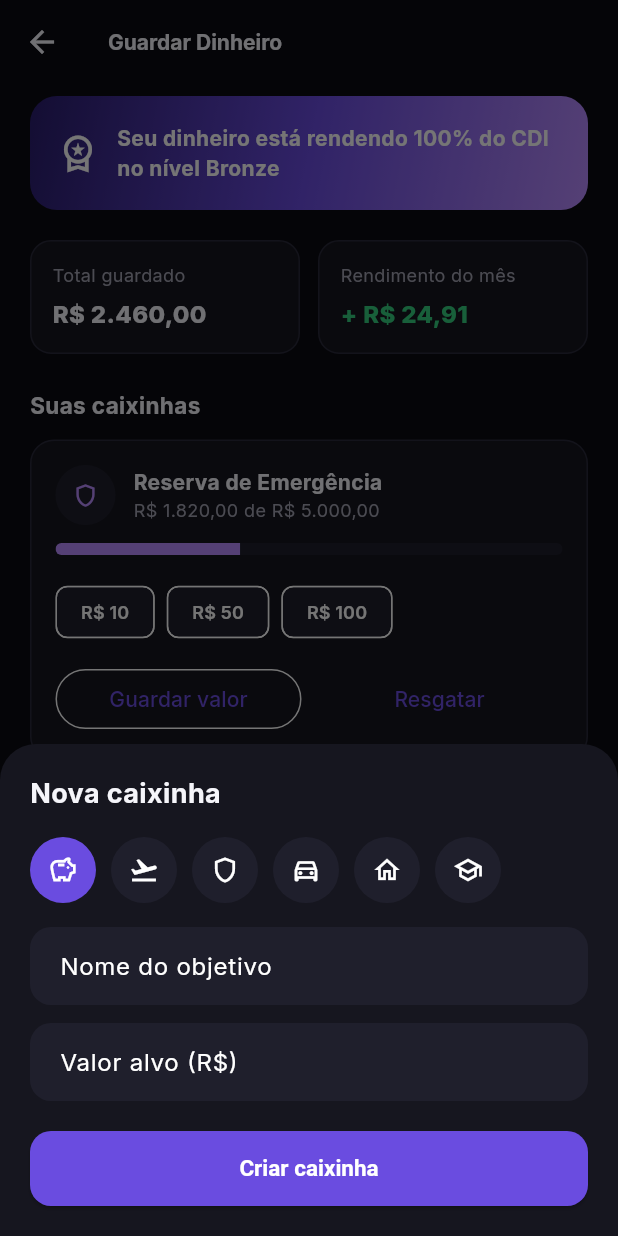
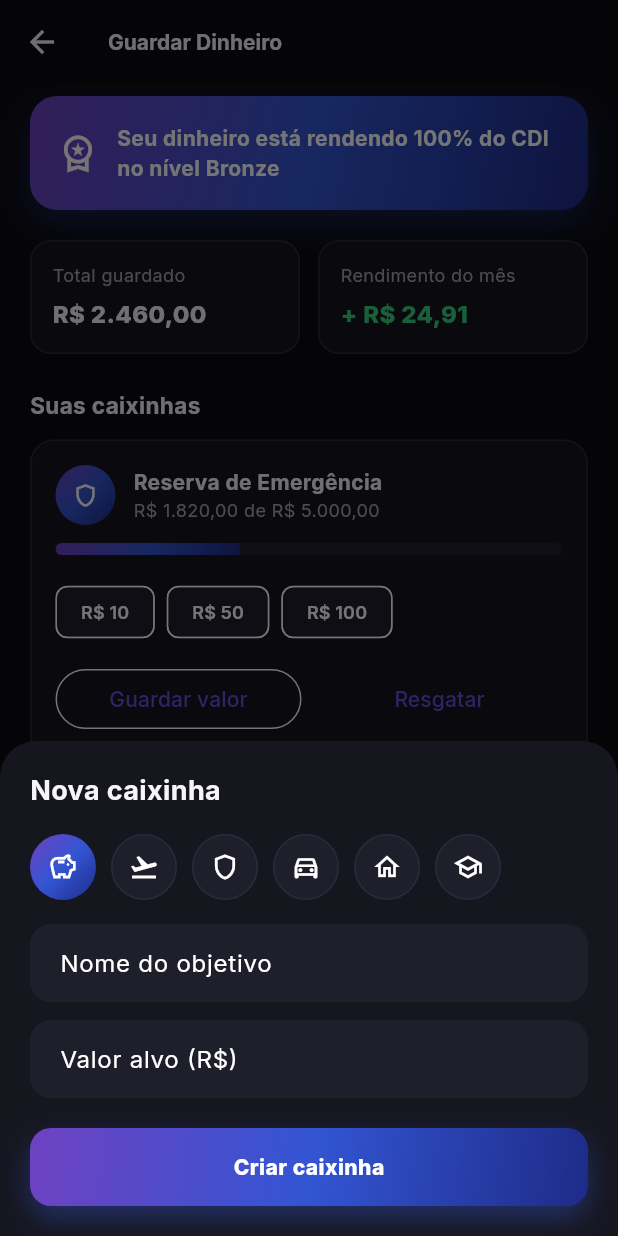
Before and after one commit to camposdevs/S3_Bank_flutter, a Flutter app: the SavingsScreen screen opened directly, after a tap on "Nova caixinha", on a phone screen of 412 x 824 dp. Run offline on Flutter 3.47's test engine with Material 3 defaults, Android fonts, the phone set to English and light mode, and no system bars; our stand-ins replace google_fonts, qr_flutter.

```diff
--- a/lib/screens/pix/pix_screen.dart
+++ b/lib/screens/pix/pix_screen.dart
@@ -5,6 +5,7 @@ import 'package:provider/provider.dart';
 import 'package:qr_flutter/qr_flutter.dart';
 import '../../core/pix_payload_generator.dart';
 import '../../core/theme/app_colors.dart';
+import '../../widgets/gradient_button.dart';
 import '../../providers/pix_keys_provider.dart';
 import '../../providers/wallet_provider.dart';
 import '../../widgets/transaction_tile.dart';
--- a/lib/screens/savings/savings_screen.dart
+++ b/lib/screens/savings/savings_screen.dart
@@ -7,6 +7,7 @@ import '../../models/user_tier.dart';
 import '../../providers/savings_provider.dart';
 import '../../providers/user_provider.dart';
 import '../../providers/wallet_provider.dart';
+import '../../widgets/gradient_button.dart';
 
 class SavingsScreen extends StatelessWidget {
   const SavingsScreen({super.key});
@@ -23,6 +24,7 @@ class SavingsScreen extends StatelessWidget {
         onPressed: () => _showCreateGoalModal(context),
         icon: const Icon(Icons.add),
         label: const Text('Nova caixinha'),
+        backgroundColor: AppColors.loginBlueMid,
       ),
       body: SafeArea(
         child: ListView(
@@ -32,8 +34,15 @@ class SavingsScreen extends StatelessWidget {
             Container(
               padding: const EdgeInsets.all(18),
               decoration: BoxDecoration(
-                gradient: AppColors.accentGradient,
+                gradient: AppColors.loginGradient,
                 borderRadius: BorderRadius.circular(18),
+                boxShadow: [
+                  BoxShadow(
+                    color: AppColors.loginBlueMid.withOpacity(0.3),
+                    blurRadius: 18,
+                    offset: const Offset(0, 8),
+                  ),
+                ],
               ),
               child: Row(
                 children: [
@@ -144,11 +153,17 @@ class SavingsScreen extends StatelessWidget {
                         final selected = icon == selectedIcon;
                         return GestureDetector(
                           onTap: () => setState(() => selectedIcon = icon),
-                          child: CircleAvatar(
-                            radius: 22,
-                            backgroundColor: selected
-                                ? AppColors.accent
-                                : AppColors.surfaceElevated,
+                          child: Container(
+                            width: 44,
+                            height: 44,
+                            decoration: BoxDecoration(
+                              gradient: selected ? AppColors.loginGradient : null,
+                              color: selected ? null : AppColors.surfaceElevated,
+                              shape: BoxShape.circle,
+                              border: selected
+                                  ? null
+                                  : Border.all(color: AppColors.border),
+                            ),
                             child: Icon(icon, color: Colors.white, size: 20),
                           ),
                         );
@@ -173,10 +188,9 @@ class SavingsScreen extends StatelessWidget {
                       },
                     ),
                     const SizedBox(height: 20),
-                    SizedBox(
-                      width: double.infinity,
-                      child: ElevatedButton(
-                        onPressed: () {
+                    GradientButton(
+                      label: 'Criar caixinha',
+                      onTap: () {
                         if (!formKey.currentState!.validate()) return;
                         savings.createGoal(
                           name: nameController.text.trim(),
@@ -186,8 +200,6 @@ class SavingsScreen extends StatelessWidget {
                         );
                         Navigator.of(ctx).pop();
                       },
-                        child: const Text('Criar caixinha'),
-                      ),
                     ),
                   ],
                 ),
@@ -257,10 +269,14 @@ class _GoalCard extends StatelessWidget {
         children: [
           Row(
             children: [
-              CircleAvatar(
-                radius: 20,
-                backgroundColor: AppColors.surfaceElevated,
-                child: Icon(goal.icon, color: AppColors.accentLight, size: 18),
+              Container(
+                width: 40,
+                height: 40,
+                decoration: const BoxDecoration(
+                  gradient: AppColors.loginGradient,
+                  shape: BoxShape.circle,
+                ),
+                child: Icon(goal.icon, color: Colors.white, size: 18),
               ),
               const SizedBox(width: 12),
               Expanded(
@@ -281,11 +297,17 @@ class _GoalCard extends StatelessWidget {
           const SizedBox(height: 12),
           ClipRRect(
             borderRadius: BorderRadius.circular(999),
-            child: LinearProgressIndicator(
-              value: goal.progress,
-              minHeight: 8,
-              backgroundColor: AppColors.surfaceElevated,
-              valueColor: const AlwaysStoppedAnimation(AppColors.accentLight),
+            child: Stack(
+              children: [
+                Container(height: 8, color: AppColors.surfaceElevated),
+                FractionallySizedBox(
+                  widthFactor: goal.progress.clamp(0.0, 1.0),
+                  child: Container(
+                    height: 8,
+                    decoration: const BoxDecoration(gradient: AppColors.loginGradient),
+                  ),
+                ),
+              ],
             ),
           ),
           const SizedBox(height: 14),
@@ -388,17 +410,14 @@ class _GoalCard extends StatelessWidget {
                   },
                 ),
                 const SizedBox(height: 20),
-                SizedBox(
-                  width: double.infinity,
-                  child: ElevatedButton(
-                    onPressed: () {
+                GradientButton(
+                  label: 'Confirmar',
+                  onTap: () {
                     if (!formKey.currentState!.validate()) return;
                     final amount = double.parse(controller.text.replaceAll(',', '.'));
                     Navigator.of(ctx).pop();
                     _deposit(context, goal, amount);
                   },
-                    child: const Text('Confirmar'),
-                  ),
                 ),
               ],
             ),
@@ -450,18 +469,15 @@ class _GoalCard extends StatelessWidget {
                   },
                 ),
                 const SizedBox(height: 20),
-                SizedBox(
-                  width: double.infinity,
-                  child: ElevatedButton(
-                    onPressed: () {
+                GradientButton(
+                  label: 'Confirmar resgate',
+                  onTap: () {
                     if (!formKey.currentState!.validate()) return;
                     final amount = double.parse(controller.text.replaceAll(',', '.'));
                     final actual = savings.withdraw(goal.id, amount);
                     wallet.creditFromSavings(actual, goalName: goal.name);
                     Navigator.of(ctx).pop();
                   },
-                    child: const Text('Confirmar resgate'),
-                  ),
                 ),
               ],
             ),
--- /dev/null
+++ b/lib/widgets/gradient_button.dart
@@ -0,0 +1,51 @@
+import 'package:flutter/material.dart';
+import '../core/theme/app_colors.dart';
+
+/// Botão de ação principal com o gradiente da marca — mesmo padrão do
+/// botão "ENTRAR" da tela de login. Compartilhado entre Pix, Guardar
+/// Dinheiro e qualquer outra confirmação importante do app, pra manter
+/// a mesma linguagem visual em todo lugar.
+class GradientButton extends StatelessWidget {
+  final String label;
+  final VoidCallback? onTap;
+
+  const GradientButton({super.key, required this.label, required this.onTap});
+
+  @override
+  Widget build(BuildContext context) {
+    return SizedBox(
+      width: double.infinity,
+      height: 52,
+      child: Container(
+        decoration: BoxDecoration(
+          borderRadius: BorderRadius.circular(14),
+          gradient: AppColors.loginGradient,
+          boxShadow: [
+            BoxShadow(
+              color: AppColors.loginBlueMid.withOpacity(0.4),
+              blurRadius: 16,
+              offset: const Offset(0, 8),
+            ),
+          ],
+        ),
+        child: Material(
+          color: Colors.transparent,
+          child: InkWell(
+            borderRadius: BorderRadius.circular(14),
+            onTap: onTap,
+            child: Center(
+              child: Text(
+                label,
+                style: const TextStyle(
+                  color: Colors.white,
+                  fontWeight: FontWeight.w800,
+                  letterSpacing: 0.3,
+                ),
+              ),
+            ),
+          ),
+        ),
+      ),
+    );
+  }
+}
```
Lines whose indentation alone changed are shown as unchanged.
